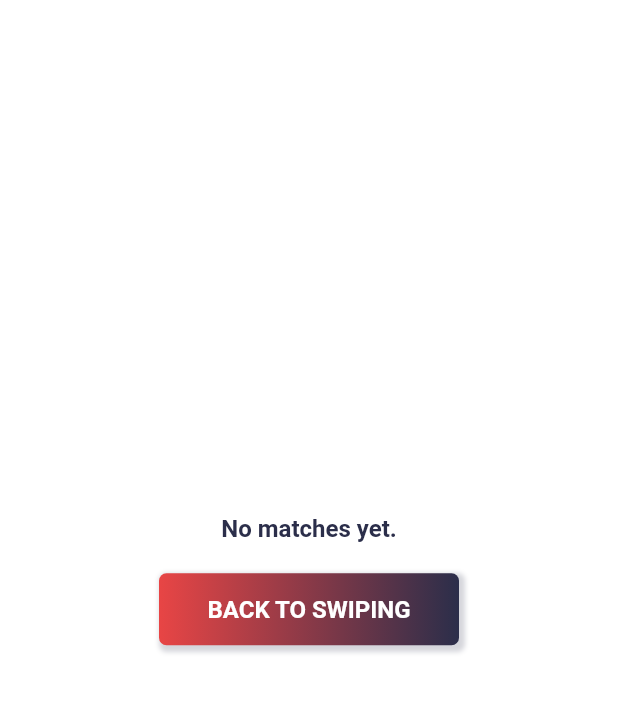
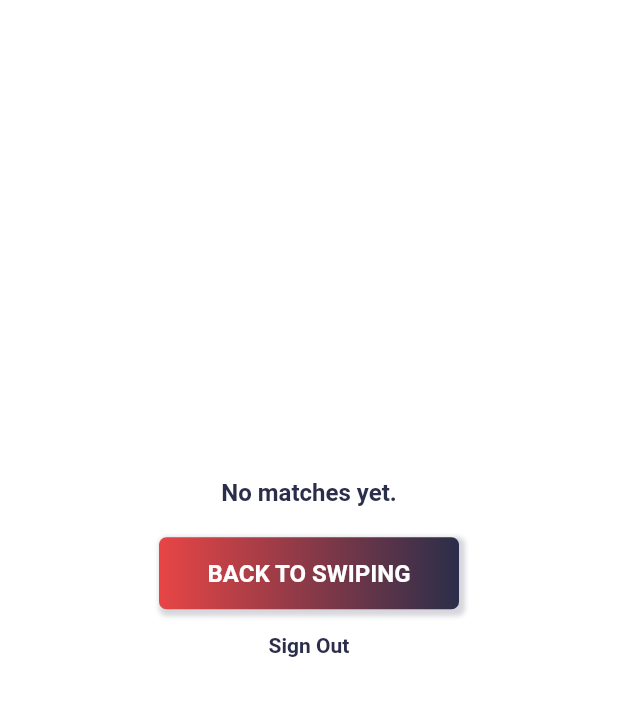
Before and after one commit to maxonflutter/flutter_dating_app_series, a Flutter app: the MatchesScreen screen opened by its route, on a phone screen of 412 x 824 dp, the part 80-796 px from its top. Run offline on Flutter 3.47's test engine with Material 2 defaults, Android fonts, the light colour scheme and no system bars; our stand-ins replace bloc, cloud_firestore, equatable, firebase_auth, firebase_core, firebase_storage and 6 more; accounts and stored records are empty; Roboto replaces fonts that are missing (Optima).

Commit message:
Updates on the iOS/Android folders

```diff
--- a/lib/blocs/onboarding/onboarding_bloc.dart
+++ b/lib/blocs/onboarding/onboarding_bloc.dart
@@ -42,6 +42,7 @@ class OnboardingBloc extends Bloc<OnboardingEvent, OnboardingState> {
     Emitter<OnboardingState> emit,
   ) {
     if (state is OnboardingLoaded) {
+      print(event.user);
       _databaseRepository.updateUser(event.user);
       emit(OnboardingLoaded(user: event.user));
     }
--- a/lib/screens/matches/matches_screen.dart
+++ b/lib/screens/matches/matches_screen.dart
@@ -79,6 +79,20 @@ class MatchesScreen extends StatelessWidget {
                     },
                     beginColor: Theme.of(context).accentColor,
                     endColor: Theme.of(context).primaryColor,
+                  ),
+                  TextButton(
+                    onPressed: () {
+                      RepositoryProvider.of<AuthRepository>(context).signOut();
+                    },
+                    child: Center(
+                      child: Text(
+                        'Sign Out',
+                        style: Theme.of(context)
+                            .textTheme
+                            .headline5!
+                            .copyWith(color: Theme.of(context).primaryColor),
+                      ),
+                    ),
                   ),
                 ],
               ),
--- a/lib/screens/onboarding/onboarding_screens/location_screen.dart
+++ b/lib/screens/onboarding/onboarding_screens/location_screen.dart
@@ -59,9 +59,10 @@ class LocationTab extends StatelessWidget {
                     ),
                   ],
                 ),
-                SizedBox(
-                  height: 500,
+                SizedBox(height: 10),
+                Expanded(
                   child: GoogleMap(
+                    myLocationEnabled: true,
                     myLocationButtonEnabled: false,
                     onMapCreated: (GoogleMapController controller) {
                       context.read<OnboardingBloc>().add(
@@ -77,6 +78,7 @@ class LocationTab extends StatelessWidget {
                     ),
                   ),
                 ),
+                SizedBox(height: 10),
                 Column(
                   children: [
                     StepProgressIndicator(
--- a/lib/widgets/custom_image_container.dart
+++ b/lib/widgets/custom_image_container.dart
@@ -35,11 +35,13 @@ class CustomImageContainer extends StatelessWidget {
                   ),
                   onPressed: () async {
                     ImagePicker _picker = ImagePicker();
+                    print('Picker: $_picker');
+
                     final XFile? _image = await _picker.pickImage(
                       source: ImageSource.gallery,
-                      imageQuality: 50,
                     );
 
+                    print('Image: $_image');
                     if (_image == null) {
                       ScaffoldMessenger.of(context).showSnackBar(
                           SnackBar(content: Text('No image was selected.')));
--- a/pubspec.yaml
+++ b/pubspec.yaml
@@ -36,7 +36,7 @@ dependencies:
   step_progress_indicator: ^1.0.0
   firebase_core: ^1.6.0
   firebase_auth: ^3.1.1
-  image_picker: ^0.8.4+9
+  image_picker: ^0.8.5+3
   firebase_storage: ^10.0.3
   cloud_firestore: ^2.5.3
   uuid: ^3.0.5
```
Also changed, not shown: pubspec.lock, 42 other files.
